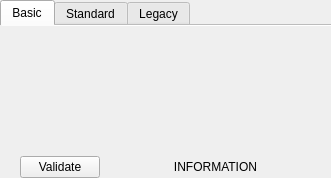
First picture: the form in python/mmSolver/tools/solver/widget/solver_widget.ui, repository david-cattermole/mayaMatchMoveSolver, before the edit.
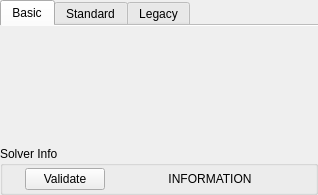
Second picture: the form after the edit.

Commit message: Do not show the "INFORMATION" text if the user chooses not to see the Validate button.

What changed in the file:
```diff
--- a/python/mmSolver/tools/solver/widget/solver_widget.ui
+++ b/python/mmSolver/tools/solver/widget/solver_widget.ui
@@ -6,8 +6,8 @@
    <rect>
     <x>0</x>
     <y>0</y>
-    <width>331</width>
-    <height>178</height>
+    <width>318</width>
+    <height>195</height>
    </rect>
   </property>
   <property name="windowTitle">
@@ -145,7 +145,26 @@
     </widget>
    </item>
    <item>
-    <layout class="QHBoxLayout" name="info_layout" stretch="0,0,1">
+    <widget class="QGroupBox" name="info_groupBox">
+     <property name="title">
+      <string>Solver Info</string>
+     </property>
+     <layout class="QHBoxLayout" name="horizontalLayout">
+      <property name="spacing">
+       <number>2</number>
+      </property>
+      <property name="leftMargin">
+       <number>2</number>
+      </property>
+      <property name="topMargin">
+       <number>2</number>
+      </property>
+      <property name="rightMargin">
+       <number>2</number>
+      </property>
+      <property name="bottomMargin">
+       <number>2</number>
+      </property>
      <item>
       <spacer name="horizontalSpacer">
        <property name="orientation">
@@ -171,6 +190,12 @@
      </item>
      <item>
       <widget class="QLabel" name="info_label">
+        <property name="sizePolicy">
+         <sizepolicy hsizetype="Expanding" vsizetype="Preferred">
+          <horstretch>0</horstretch>
+          <verstretch>0</verstretch>
+         </sizepolicy>
+        </property>
        <property name="text">
         <string>INFORMATION</string>
        </property>
@@ -180,6 +205,7 @@
       </widget>
      </item>
     </layout>
+    </widget>
    </item>
   </layout>
  </widget>
```
Lines whose indentation alone changed are shown as unchanged. The commit also changes 1 other file.
